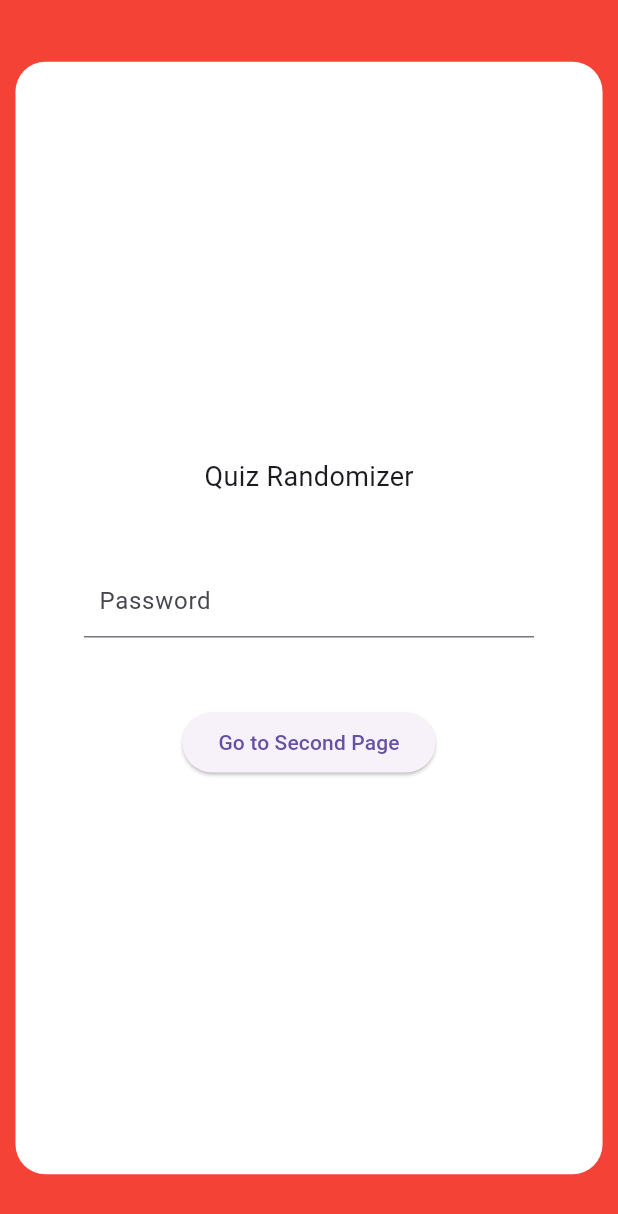
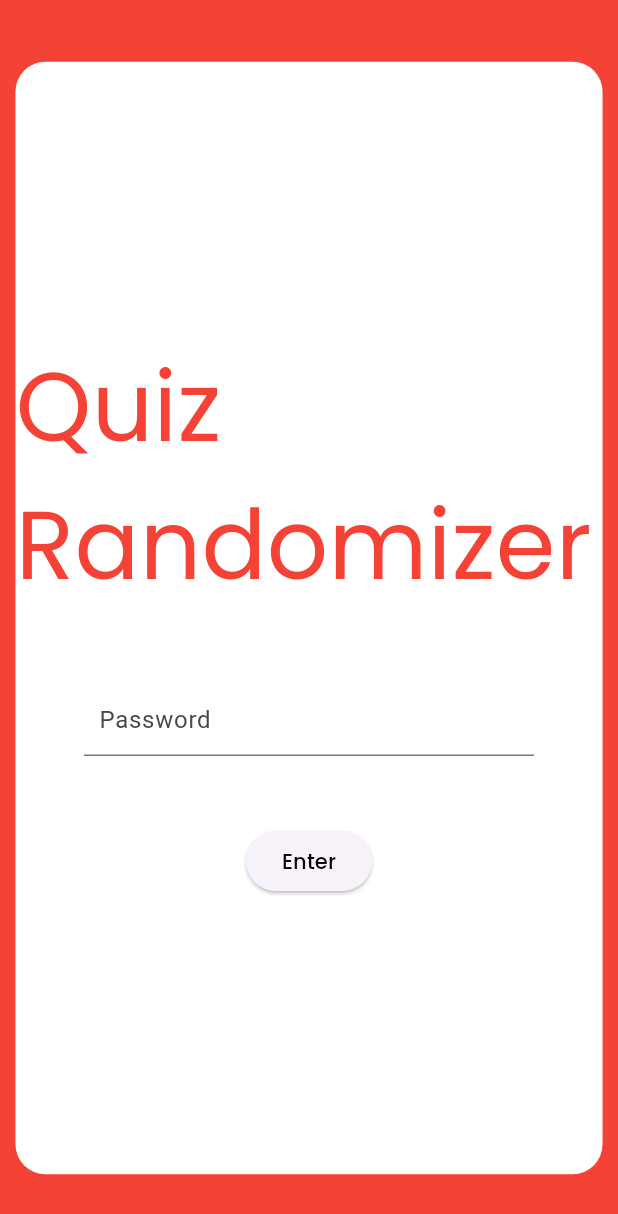
Before and after one commit to kpdavid3/randomizer-app, a Flutter app: the screen it shows after launch, on a phone screen of 412 x 824 dp. Shown: the top 1214 px of the screen. Run offline on Flutter 3.47's test engine with Material 3 defaults, Android fonts, the phone set to English and light mode, and no system bars; our stand-ins replace google_fonts.

Commit message:
ui: improve design

```diff
--- a/lib/main.dart
+++ b/lib/main.dart
@@ -1,6 +1,7 @@
 import 'package:flutter/material.dart';
 import './pages/home.dart';
 import './pages/randomizer.dart';
+import 'package:google_fonts/google_fonts.dart';
 
 // import 'dart:async';
 void main() {
@@ -46,9 +47,12 @@ class LockScreenPage extends StatelessWidget {
             child: Column(
               mainAxisAlignment: MainAxisAlignment.center,
               children: [
-                const Text(
+                Text(
                   'Quiz Randomizer',
-                  style: TextStyle(fontSize: 18),
+                  style: GoogleFonts.poppins(
+                    fontSize: 64,
+                    color: Colors.red,
+                  ),
                 ),
                 const SizedBox(height: 20),
                 SizedBox(
@@ -82,9 +86,20 @@ class LockScreenPage extends StatelessWidget {
                         context: context,
                         builder: (BuildContext context) {
                           return AlertDialog(
-                            title: const Text('Incorrect Password'),
-                            content: const Text(
-                                'Please enter the correct password.'),
+                            title: Text(
+                              'Incorrect Password',
+                              style: GoogleFonts.poppins(
+                                fontSize: 24,
+                                color: Colors.black,
+                              ),
+                            ),
+                            content: Text(
+                              'Please enter the correct password.',
+                              style: GoogleFonts.poppins(
+                                fontSize: 24,
+                                color: Colors.black,
+                              ),
+                            ),
                             actions: [
                               TextButton(
                                 onPressed: () {
@@ -98,7 +113,13 @@ class LockScreenPage extends StatelessWidget {
                       );
                     }
                   },
-                  child: const Text('Go to Second Page'),
+                  child: Text(
+                    'Enter',
+                    style: GoogleFonts.poppins(
+                      fontSize: 14,
+                      color: Colors.black,
+                    ),
+                  ),
                 ),
               ],
             ),
```
